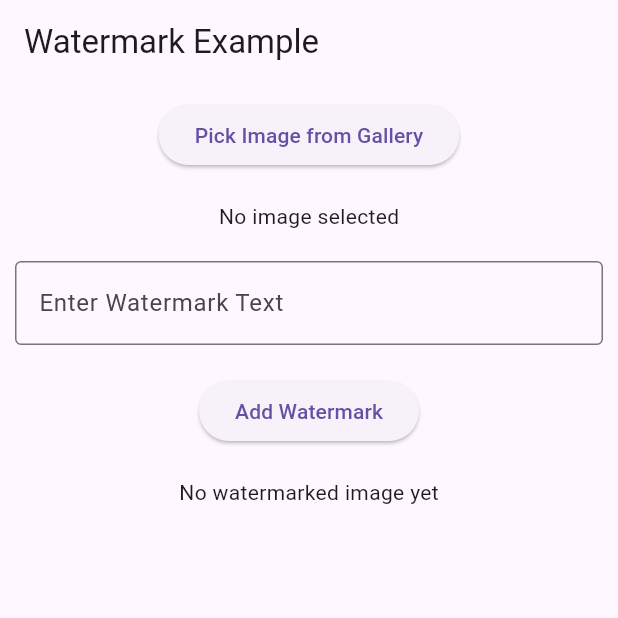
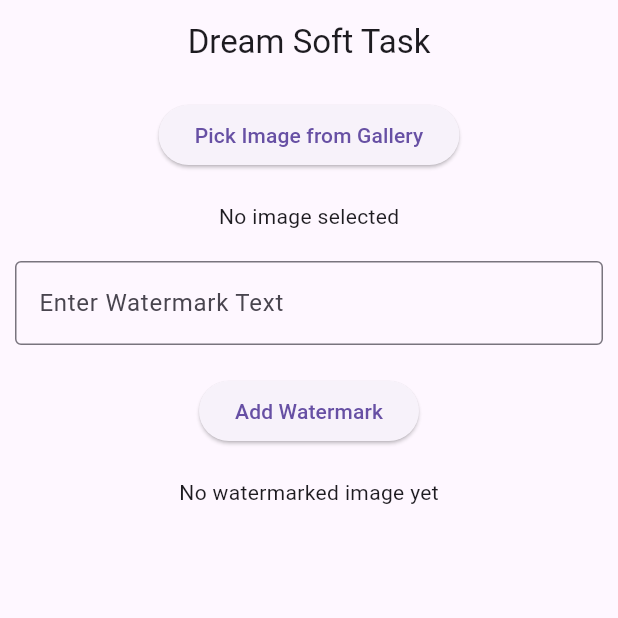
Before and after one commit to shadymohamed532001/Dream-Soft-Task, a Flutter app: the screen it shows after launch, on a phone screen of 412 x 824 dp, the top half of it. Run offline on Flutter 3.47's test engine with Material 3 defaults, Android fonts, the phone set to English and light mode, and no system bars; our stand-ins replace image_picker; missing offline and left inert: social_sharing_plus.

Commit message:
remove snapchat

```diff
--- a/lib/task_home.dart
+++ b/lib/task_home.dart
@@ -59,35 +59,6 @@ class _TaskHomeState extends State<TaskHome> {
     }
   }
 
-  // Future<void> _shareToSnapchat() async {
-  //   if (_mediaPath == null) {
-  //     ScaffoldMessenger.of(context).showSnackBar(
-  //       const SnackBar(
-  //         content: Text("No watermarked image to share."),
-  //       ),
-  //     );
-  //     return;
-  //   }
-
-  //   try {
-  //     final File imageFile = File(_mediaPath!);
-  //     final ImageProvider imageProvider = FileImage(imageFile);
-
-  //     await snapkit.share(
-  //       SnapchatMediaType.PHOTO,
-  //       image: imageProvider, // Use ImageProvider here
-  //       caption: _controller.text, // Add optional caption
-  //     );
-  //   } catch (e) {
-  //     print("Error sharing to Snapchat: $e");
-  //     ScaffoldMessenger.of(context).showSnackBar(
-  //       SnackBar(
-  //         content: Text("Failed to share to Snapchat: $e"),
-  //       ),
-  //     );
-  //   }
-  // }
-
   Future<void> _share(
     SocialPlatform platform, {
     bool isMultipleShare = false,
@@ -105,7 +76,7 @@ class _TaskHomeState extends State<TaskHome> {
     isMultipleShare
         ? await SocialSharingPlus.shareToSocialMediaWithMultipleMedia(
             platform,
-            media: [_mediaPath!], // مشاركة الصورة المائية
+            media: [_mediaPath!],
             content: content,
             isOpenBrowser: true,
             onAppNotInstalled: () {
@@ -138,7 +109,8 @@ class _TaskHomeState extends State<TaskHome> {
     return Scaffold(
       appBar: AppBar(
         backgroundColor: Colors.transparent,
-        title: const Text("Watermark Example"),
+        centerTitle: true,
+        title: const Text("Dream Soft Task"),
       ),
       body: SingleChildScrollView(
         child: Padding(
@@ -205,10 +177,8 @@ Future<File> addWatermarkToImage(
     Uint8List imageBytes, String watermarkText, Uint8List? logoBytes) async {
   img.Image originalImage = img.decodeImage(imageBytes)!;
 
-  // Define the size for the white container
   int containerHeight = (originalImage.height * 0.1).toInt();
 
-  // Create a white rectangle at the bottom
   img.fillRect(
       originalImage,
       0,
--- a/pubspec.yaml
+++ b/pubspec.yaml
@@ -37,6 +37,7 @@ dependencies:
   share_plus: ^10.0.2
   social_sharing_plus: ^1.2.3
   url_launcher: ^6.3.0
+
 
 dev_dependencies:
   flutter_lints: ^4.0.0
```
